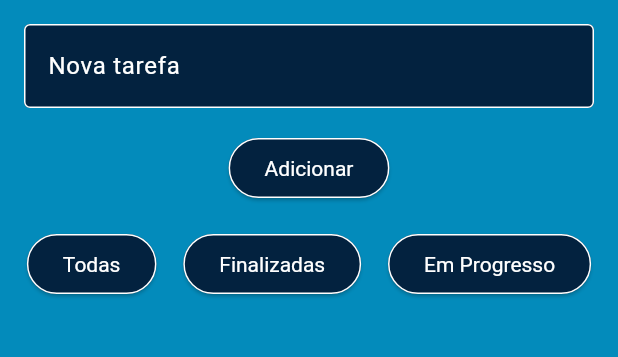
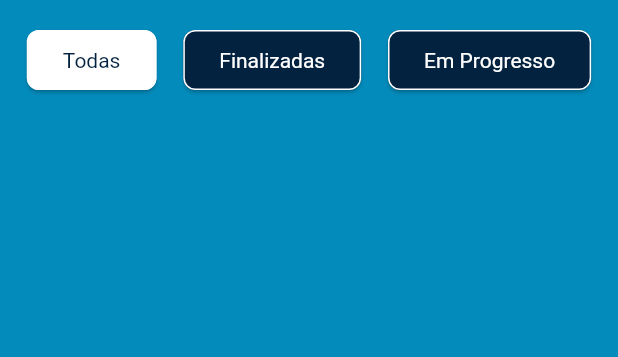
Before and after one commit to gabrielforster/mobile-app-n1, a Flutter app: the screen it shows after launch, on a phone screen of 412 x 824 dp, the part 84-441 px from its top. Run offline on Flutter 3.47's test engine with Material 3 defaults, Android fonts, the phone set to English and light mode, and no system bars.

Commit message:
feat: remove text input and change filter colors on select

```diff
--- a/lib/main.dart
+++ b/lib/main.dart
@@ -5,7 +5,7 @@ void main() {
 }
 
 class MyApp extends StatelessWidget {
-  const MyApp({Key? key}) : super(key: key);
+  const MyApp({super.key});
 
   @override
   Widget build(BuildContext context) {
@@ -13,27 +13,27 @@ class MyApp extends StatelessWidget {
       title: 'To do List',
       theme: ThemeData(
         primaryColor: Colors.white,
-        scaffoldBackgroundColor: Color(0xFF038BBB),
-        appBarTheme: AppBarTheme(
+        scaffoldBackgroundColor: const Color(0xFF038BBB),
+        appBarTheme: const AppBarTheme(
           backgroundColor: Color(0xFF03223F),
           titleTextStyle: TextStyle(color: Colors.white, fontSize: 20),
         ),
         elevatedButtonTheme: ElevatedButtonThemeData(
           style: ElevatedButton.styleFrom(
-            backgroundColor: Color(0xFF03223F),
-            side: BorderSide(color: Colors.white),
-            textStyle: TextStyle(color: Colors.white),
+            backgroundColor: const Color(0xFF03223F),
+            side: const BorderSide(color: Colors.white),
+            textStyle: const TextStyle(color: Colors.white),
           ),
         ),
         checkboxTheme: CheckboxThemeData(
           fillColor: MaterialStateProperty.resolveWith((states) {
             if (states.contains(MaterialState.selected)) {
-              return Color(0xFFFCCB6F);
+              return const Color(0xFFFCCB6F);
             }
-            return Color(0xFF010D23);
+            return const Color(0xFF010D23);
           }),
         ),
-        inputDecorationTheme: InputDecorationTheme(
+        inputDecorationTheme: const InputDecorationTheme(
           filled: true,
           fillColor: Color(0xFF03223F),
           labelStyle: TextStyle(color: Colors.white),
@@ -47,7 +47,7 @@ class MyApp extends StatelessWidget {
             borderSide: BorderSide(color: Colors.white),
           ),
         ),
-        textTheme: TextTheme(
+        textTheme: const TextTheme(
           bodyLarge: TextStyle(color: Colors.white),
           bodyMedium: TextStyle(color: Colors.white),
         ),
@@ -58,7 +58,7 @@ class MyApp extends StatelessWidget {
 }
 
 class MyHomePage extends StatefulWidget {
-  const MyHomePage({Key? key}) : super(key: key);
+  const MyHomePage({super.key});
 
   @override
   State<MyHomePage> createState() => _MyHomePageState();
@@ -66,7 +66,7 @@ class MyHomePage extends StatefulWidget {
 
 class _MyHomePageState extends State<MyHomePage> {
   final _todoController = TextEditingController();
-  List<Map<String, dynamic>> _todos = [];
+  final List<Map<String, dynamic>> _todos = [];
   String _filtro = 'Todas';
 
   void _adicionarTodo() {
@@ -106,7 +106,9 @@ class _MyHomePageState extends State<MyHomePage> {
     if (_filtro == 'Todas') {
       return _todos;
     } else {
-      return _todos.where((todo) => todo['status'] == _filtro.toLowerCase()).toList();
+      return _todos
+          .where((todo) => todo['status'] == _filtro.toLowerCase())
+          .toList();
     }
   }
 
@@ -117,14 +119,15 @@ class _MyHomePageState extends State<MyHomePage> {
         title: const Text('To-Do list'),
         actions: [
           IconButton(
-            icon: Icon(Icons.add, color: Colors.white),
+            icon: const Icon(Icons.add, color: Colors.white),
             onPressed: () {
               showDialog(
                 context: context,
                 builder: (context) {
                   return AlertDialog(
-                    backgroundColor: Color(0xFF010D23),
-                    title: Text('Adicionar Tarefa', style: TextStyle(color: Colors.white)),
+                    backgroundColor: const Color(0xFF010D23),
+                    title: const Text('Adicionar Tarefa',
+                        style: TextStyle(color: Colors.white)),
                     content: TextField(
                       controller: _todoController,
                       decoration: const InputDecoration(
@@ -137,14 +140,16 @@ class _MyHomePageState extends State<MyHomePage> {
                           _adicionarTodo();
                           Navigator.of(context).pop();
                         },
-                        child: Text('Adicionar', style: TextStyle(color: Colors.white)),
+                        child: const Text('Adicionar',
+                            style: TextStyle(color: Colors.white)),
                       ),
                       TextButton(
                         onPressed: () {
                           _todoController.clear();
                           Navigator.of(context).pop();
                         },
-                        child: Text('Cancelar', style: TextStyle(color: Colors.white)),
+                        child: const Text('Cancelar',
+                            style: TextStyle(color: Colors.white)),
                       ),
                     ],
                   );
@@ -156,34 +161,54 @@ class _MyHomePageState extends State<MyHomePage> {
       ),
       body: Column(
         children: [
-          Padding(
-            padding: const EdgeInsets.all(16.0),
-            child: TextField(
-              controller: _todoController,
-              decoration: const InputDecoration(
-                labelText: 'Nova tarefa',
-              ),
-            ),
-          ),
-          ElevatedButton(
-            onPressed: _adicionarTodo,
-            child: const Text('Adicionar', style: TextStyle(color: Colors.white)),
-          ),
           const SizedBox(height: 16),
           Row(
             mainAxisAlignment: MainAxisAlignment.spaceEvenly,
             children: [
               ElevatedButton(
                 onPressed: () => _setFiltro('Todas'),
-                child: const Text('Todas', style: TextStyle(color: Colors.white)),
+                style: ElevatedButton.styleFrom(
+                  foregroundColor: _filtro == 'Todas'
+                      ? const Color(0xFF03223F)
+                      : Colors.white,
+                  backgroundColor: _filtro == 'Todas'
+                      ? Colors.white
+                      : const Color(0xFF03223F),
+                  shape: RoundedRectangleBorder(
+                    borderRadius: BorderRadius.circular(8.0), // Adjust the radius as needed
+                  ),
+                ),
+                child: const Text('Todas'),
               ),
               ElevatedButton(
                 onPressed: () => _setFiltro('concluída'),
-                child: const Text('Finalizadas', style: TextStyle(color: Colors.white)),
+                style: ElevatedButton.styleFrom(
+                  foregroundColor: _filtro == 'concluída'
+                      ? const Color(0xFF03223F)
+                      : Colors.white,
+                  backgroundColor: _filtro == 'concluída'
+                      ? Colors.white
+                      : const Color(0xFF03223F),
+                  shape: RoundedRectangleBorder(
+                    borderRadius: BorderRadius.circular(8.0), // Adjust the radius as needed
+                  ),
+                ),
+                child: const Text('Finalizadas'),
               ),
               ElevatedButton(
                 onPressed: () => _setFiltro('em progresso'),
-                child: const Text('Em Progresso', style: TextStyle(color: Colors.white)),
+                style: ElevatedButton.styleFrom(
+                  foregroundColor: _filtro == 'em progresso'
+                      ? const Color(0xFF03223F)
+                      : Colors.white,
+                  backgroundColor: _filtro == 'em progresso'
+                      ? Colors.white
+                      : const Color(0xFF03223F),
+                  shape: RoundedRectangleBorder(
+                    borderRadius: BorderRadius.circular(8.0), // Adjust the radius as needed
+                  ),
+                ),
+                child: const Text('Em Progresso'),
               ),
             ],
           ),
@@ -194,30 +219,34 @@ class _MyHomePageState extends State<MyHomePage> {
               itemBuilder: (context, index) {
                 final todo = _filtrarTodos()[index];
                 return Card(
-                  color: Color(0xFF03223F),
+                  color: const Color(0xFF03223F),
                   child: ListTile(
-                    title: Text(todo['title'], style: TextStyle(color: Colors.white)),
+                    title: Text(todo['title'],
+                        style: const TextStyle(color: Colors.white)),
                     trailing: Row(
                       mainAxisSize: MainAxisSize.min,
                       children: [
                         Checkbox(
                           value: todo['status'] == 'concluída',
                           onChanged: (value) {
-                            _mudarStatus(index, value! ? 'concluída' : 'em progresso');
+                            _mudarStatus(
+                                index, value! ? 'concluída' : 'em progresso');
                           },
                         ),
                         IconButton(
-                          icon: Icon(Icons.edit, color: Colors.white),
+                          icon: const Icon(Icons.edit, color: Colors.white),
                           onPressed: () {
                             showDialog(
                               context: context,
                               builder: (context) {
-                                final _editController = TextEditingController(text: todo['title']);
+                                final editController =
+                                TextEditingController(text: todo['title']);
                                 return AlertDialog(
-                                  backgroundColor: Color(0xFF010D23),
-                                  title: Text('Editar Tarefa', style: TextStyle(color: Colors.white)),
+                                  backgroundColor: const Color(0xFF010D23),
+                                  title: const Text('Editar Tarefa',
+                                      style: TextStyle(color: Colors.white)),
                                   content: TextField(
-                                    controller: _editController,
+                                    controller: editController,
                                     decoration: const InputDecoration(
                                       labelText: 'Título da tarefa',
                                     ),
@@ -225,14 +254,20 @@ class _MyHomePageState extends State<MyHomePage> {
                                   actions: [
                                     TextButton(
                                       onPressed: () {
-                                        _editarTodoTitle(index, _editController.text);
+                                        _editarTodoTitle(
+                                            index, editController.text);
                                         Navigator.of(context).pop();
                                       },
-                                      child: Text('Salvar', style: TextStyle(color: Colors.white)),
+                                      child: const Text('Salvar',
+                                          style:
+                                          TextStyle(color: Colors.white)),
                                     ),
                                     TextButton(
-                                      onPressed: () => Navigator.of(context).pop(),
-                                      child: Text('Cancelar', style: TextStyle(color: Colors.white)),
+                                      onPressed: () =>
+                                          Navigator.of(context).pop(),
+                                      child: const Text('Cancelar',
+                                          style:
+                                          TextStyle(color: Colors.white)),
                                     ),
                                   ],
                                 );
@@ -241,7 +276,7 @@ class _MyHomePageState extends State<MyHomePage> {
                           },
                         ),
                         IconButton(
-                          icon: Icon(Icons.delete, color: Colors.white),
+                          icon: const Icon(Icons.delete, color: Colors.white),
                           onPressed: () => _removerTodo(index),
                         ),
                       ],
```
